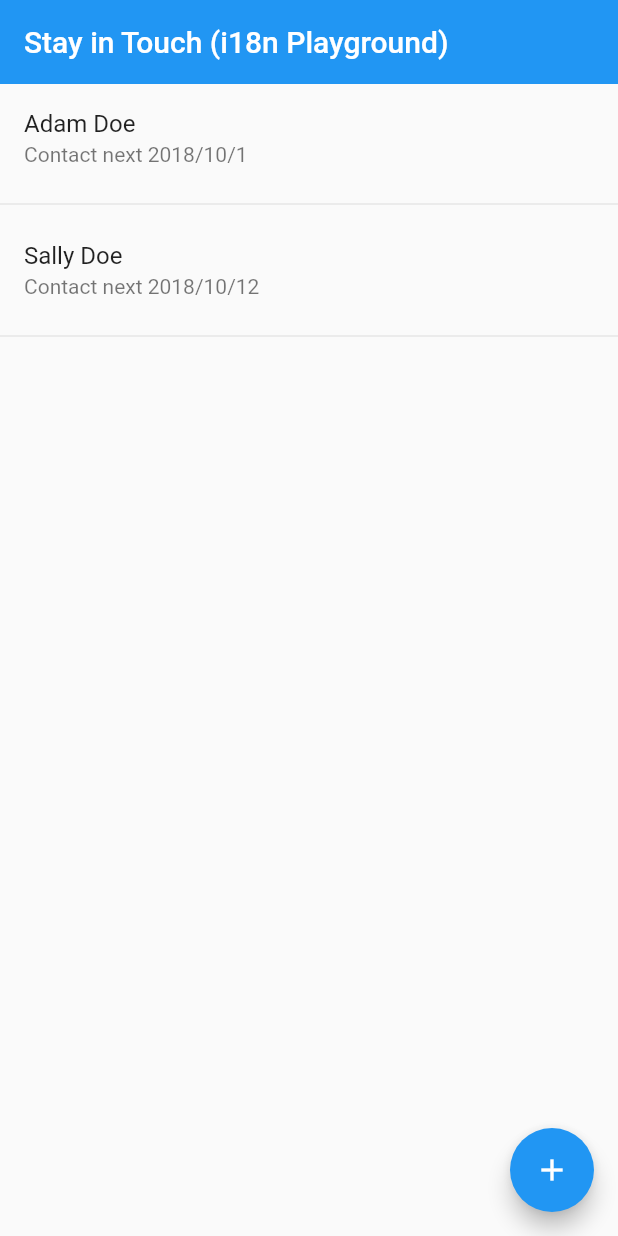
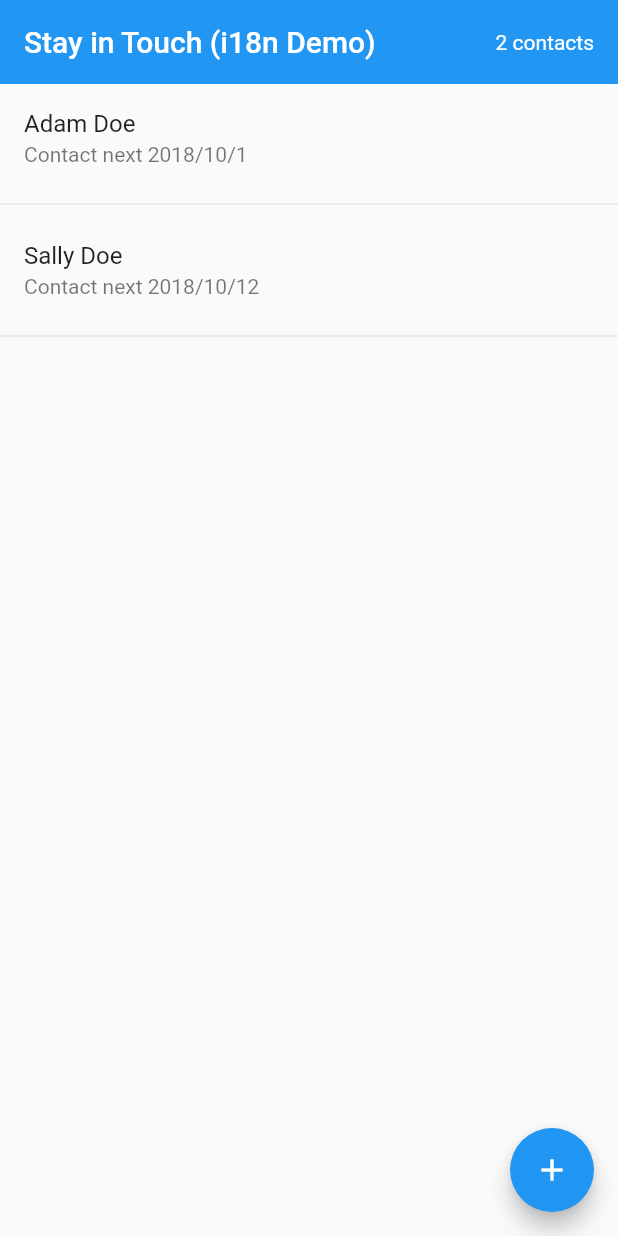
Before and after one commit to ashour/flutter-i18n-starter, a Flutter app: the screen it shows after launch, on a phone screen of 412 x 824 dp. Run offline on Flutter 3.47's test engine with Material 2 defaults, Android fonts, the phone set to English and light mode, and no system bars.

Commit message:
Added counter. Minor updates & refactors.

```diff
--- a/lib/src/app.dart
+++ b/lib/src/app.dart
@@ -5,7 +5,7 @@ import 'screens/home_screen.dart';
 import 'shared_state/contacts_provider.dart';
 
 class App extends StatelessWidget {
-  static const String title = 'Stay in Touch (i18n Playground)';
+  static const String title = 'Stay in Touch (i18n Demo)';
 
   @override
   Widget build(BuildContext context) {
--- a/lib/src/screens/home_screen.dart
+++ b/lib/src/screens/home_screen.dart
@@ -23,7 +23,16 @@ class HomeScreen extends StatelessWidget {
     return Scaffold(
       appBar: AppBar(
         title: Text(title),
+        centerTitle: false,
         elevation: 0.0,
+        actions: <Widget>[
+          Center(
+            child: Padding(
+              padding: const EdgeInsets.symmetric(horizontal: 16.0),
+              child: Text('${sortedContacts.length} contacts'),
+            ),
+          ),
+        ],
       ),
       body: ListView.builder(
         itemCount: sortedContacts.length,
```
Also changed, not shown: lib/src/widgets/date_picker_field.dart (+9 -7 lines).
